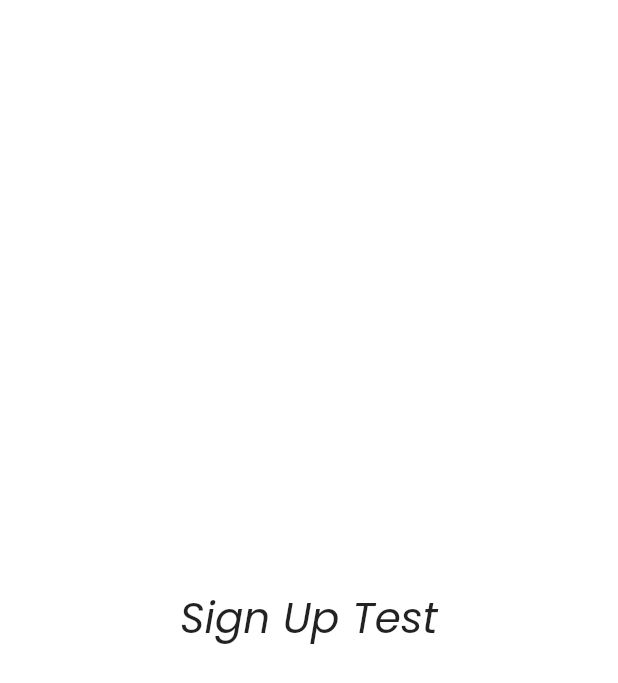
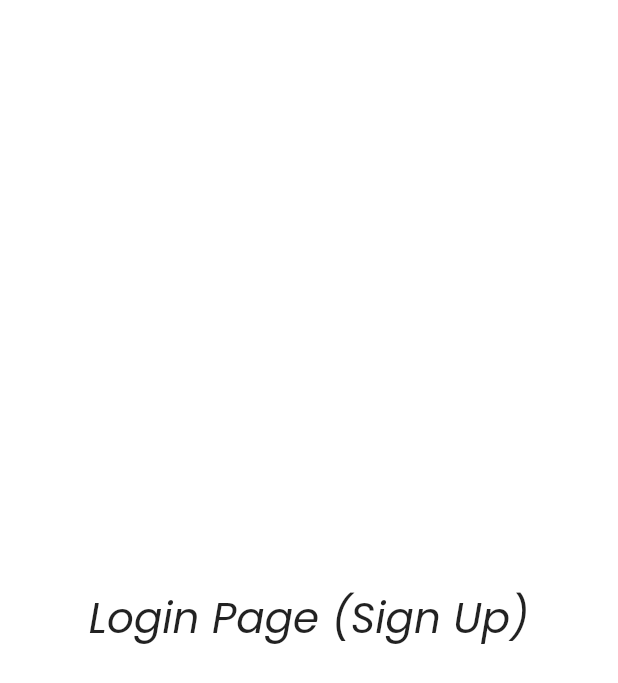
Before and after one commit to AnselmeGildas/App_AgriXTECH, a Flutter app: the SignUp screen opened directly, on a phone screen of 412 x 824 dp. Shown: the top 683 px of the screen. Run offline on Flutter 3.47's test engine with Material 2 defaults, Android fonts, the light colour scheme and no system bars.

Commit message:
The really final

```diff
--- a/agrixtech_application_1/lib/Pages/login.dart
+++ b/agrixtech_application_1/lib/Pages/login.dart
@@ -11,7 +11,7 @@
         child: Column(
           mainAxisAlignment: MainAxisAlignment.center,
           children: [
-            Text("Sign Up Test",
+            Text("Login Page (Sign Up)",
               style: TextStyle(
                 fontFamily: 'Poppins',
                 fontSize: 28
```
